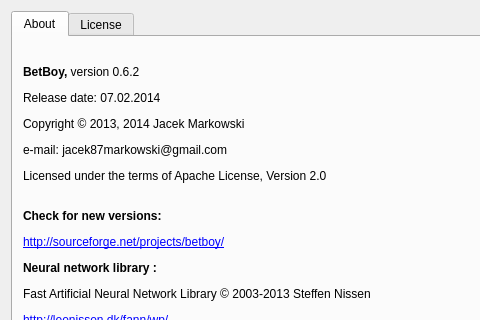
The window that data/ui/about.ui (jacek-markowski/BetBoy) describes before a commit, drawn with Qt 5; both pictures show x 0 to 480 and y 0 to 320 of the 593 by 598 pixel window.
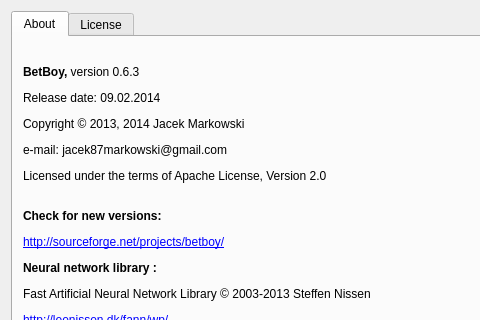
The same window after the commit.

The edit to the form file:
```diff
--- a/data/ui/about.ui
+++ b/data/ui/about.ui
@@ -39,7 +39,7 @@
         </rect>
        </property>
        <property name="text">
-        <string>&lt;html&gt;&lt;head/&gt;&lt;body&gt;&lt;p&gt;&lt;span style=&quot; font-weight:600;&quot;&gt;BetBoy, &lt;/span&gt;version 0.6.2&lt;/p&gt;&lt;p&gt;Release date: 07.02.2014&lt;/p&gt;&lt;p&gt;Copyright © 2013, 2014 Jacek Markowski&lt;/p&gt;&lt;p&gt;e-mail: jacek87markowski@gmail.com&lt;/p&gt;&lt;p&gt;Licensed under the terms of Apache License, Version 2.0&lt;/p&gt;&lt;p&gt;&lt;br/&gt;&lt;span style=&quot; font-weight:600;&quot;&gt;Check for new versions:&lt;/span&gt;&lt;/p&gt;&lt;p&gt;&lt;a href=&quot;http://sourceforge.net/projects/betboy/&quot;&gt;&lt;span style=&quot; text-decoration: underline; color:#0000ff;&quot;&gt;http://sourceforge.net/projects/betboy/&lt;/span&gt;&lt;/a&gt;&lt;/p&gt;&lt;p&gt;&lt;span style=&quot; font-weight:600;&quot;&gt;Neural network library :&lt;/span&gt;&lt;/p&gt;&lt;p&gt;Fast Artificial Neural Network Library © 2003-2013 Steffen Nissen&lt;/p&gt;&lt;p&gt;&lt;a href=&quot;http://leenissen.dk/fann/wp/&quot;&gt;&lt;span style=&quot; text-decoration: underline; color:#0000ff;&quot;&gt;http://leenissen.dk/fann/wp/&lt;/span&gt;&lt;/a&gt;&lt;/p&gt;&lt;p&gt;&lt;span style=&quot; font-weight:600;&quot;&gt;Icons: &lt;/span&gt;&lt;/p&gt;&lt;p&gt;Crystal Project Icons © 2006-2007 Everaldo Coelho &lt;/p&gt;&lt;/body&gt;&lt;/html&gt;</string>
+        <string>&lt;html&gt;&lt;head/&gt;&lt;body&gt;&lt;p&gt;&lt;span style=&quot; font-weight:600;&quot;&gt;BetBoy, &lt;/span&gt;version 0.6.3&lt;/p&gt;&lt;p&gt;Release date: 09.02.2014&lt;/p&gt;&lt;p&gt;Copyright © 2013, 2014 Jacek Markowski&lt;/p&gt;&lt;p&gt;e-mail: jacek87markowski@gmail.com&lt;/p&gt;&lt;p&gt;Licensed under the terms of Apache License, Version 2.0&lt;/p&gt;&lt;p&gt;&lt;br/&gt;&lt;span style=&quot; font-weight:600;&quot;&gt;Check for new versions:&lt;/span&gt;&lt;/p&gt;&lt;p&gt;&lt;a href=&quot;http://sourceforge.net/projects/betboy/&quot;&gt;&lt;span style=&quot; text-decoration: underline; color:#0000ff;&quot;&gt;http://sourceforge.net/projects/betboy/&lt;/span&gt;&lt;/a&gt;&lt;/p&gt;&lt;p&gt;&lt;span style=&quot; font-weight:600;&quot;&gt;Neural network library :&lt;/span&gt;&lt;/p&gt;&lt;p&gt;Fast Artificial Neural Network Library © 2003-2013 Steffen Nissen&lt;/p&gt;&lt;p&gt;&lt;a href=&quot;http://leenissen.dk/fann/wp/&quot;&gt;&lt;span style=&quot; text-decoration: underline; color:#0000ff;&quot;&gt;http://leenissen.dk/fann/wp/&lt;/span&gt;&lt;/a&gt;&lt;/p&gt;&lt;p&gt;&lt;span style=&quot; font-weight:600;&quot;&gt;Icons: &lt;/span&gt;&lt;/p&gt;&lt;p&gt;Crystal Project Icons © 2006-2007 Everaldo Coelho &lt;/p&gt;&lt;/body&gt;&lt;/html&gt;</string>
        </property>
        <property name="openExternalLinks">
         <bool>true</bool>
```
